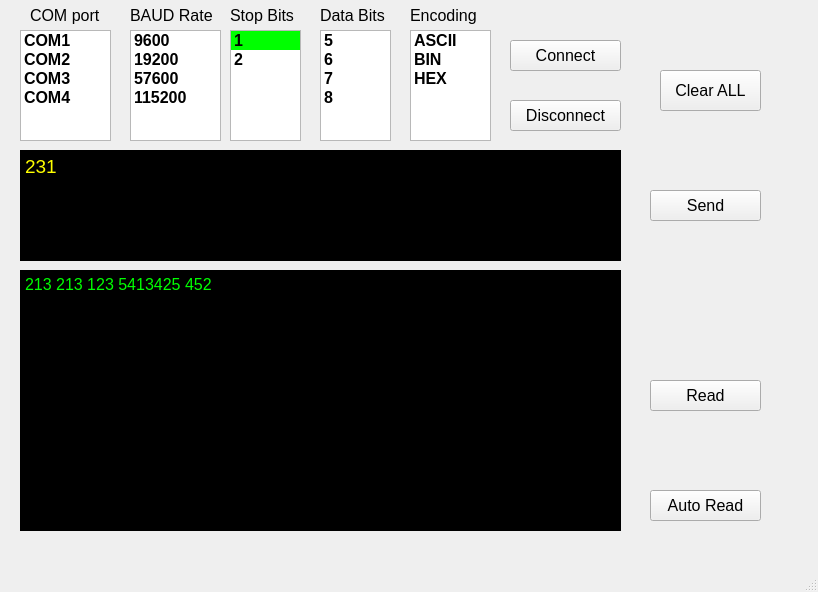
This is base.ui in sergey-png/milandr_COMPort as Qt 5 draws it before an edit. The edited form follows.
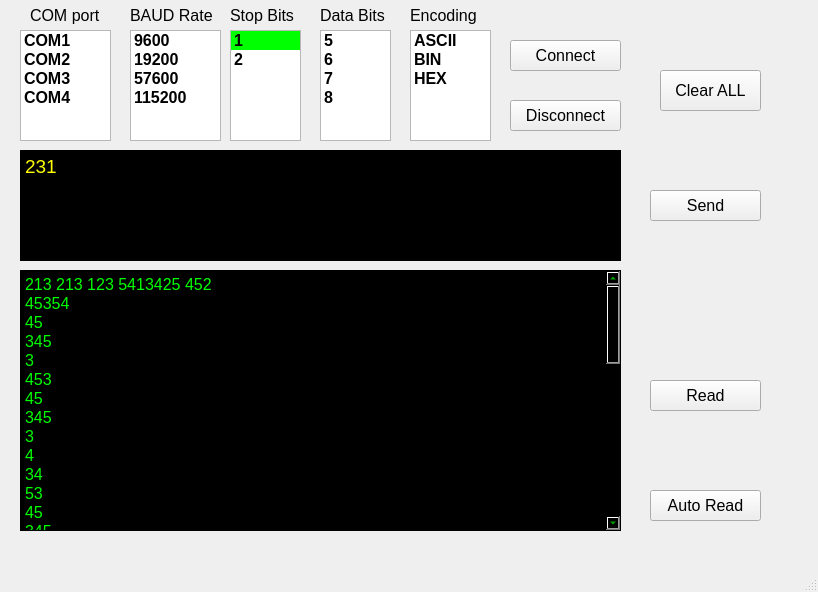
This is the edited form.

Diff of the .ui file:
```diff
--- a/base.ui
+++ b/base.ui
@@ -38,7 +38,44 @@
 p, li { white-space: pre-wrap; }
 &lt;/style&gt;&lt;/head&gt;&lt;body style=&quot; font-family:'MS Shell Dlg 2'; font-size:8.25pt; font-weight:400; font-style:normal;&quot;&gt;
 &lt;p style=&quot; margin-top:0px; margin-bottom:0px; margin-left:0px; margin-right:0px; -qt-block-indent:0; text-indent:0px;&quot;&gt;&lt;span style=&quot; font-size:12pt;&quot;&gt;213 213 123 5413425 452&lt;/span&gt;&lt;/p&gt;
-&lt;p style=&quot;-qt-paragraph-type:empty; margin-top:0px; margin-bottom:0px; margin-left:0px; margin-right:0px; -qt-block-indent:0; text-indent:0px; font-size:12pt;&quot;&gt;&lt;br /&gt;&lt;/p&gt;&lt;/body&gt;&lt;/html&gt;</string>
+&lt;p style=&quot; margin-top:0px; margin-bottom:0px; margin-left:0px; margin-right:0px; -qt-block-indent:0; text-indent:0px;&quot;&gt;&lt;span style=&quot; font-size:12pt;&quot;&gt;45354&lt;/span&gt;&lt;/p&gt;
+&lt;p style=&quot; margin-top:0px; margin-bottom:0px; margin-left:0px; margin-right:0px; -qt-block-indent:0; text-indent:0px;&quot;&gt;&lt;span style=&quot; font-size:12pt;&quot;&gt;45&lt;/span&gt;&lt;/p&gt;
+&lt;p style=&quot; margin-top:0px; margin-bottom:0px; margin-left:0px; margin-right:0px; -qt-block-indent:0; text-indent:0px;&quot;&gt;&lt;span style=&quot; font-size:12pt;&quot;&gt;345&lt;/span&gt;&lt;/p&gt;
+&lt;p style=&quot; margin-top:0px; margin-bottom:0px; margin-left:0px; margin-right:0px; -qt-block-indent:0; text-indent:0px;&quot;&gt;&lt;span style=&quot; font-size:12pt;&quot;&gt;3&lt;/span&gt;&lt;/p&gt;
+&lt;p style=&quot; margin-top:0px; margin-bottom:0px; margin-left:0px; margin-right:0px; -qt-block-indent:0; text-indent:0px;&quot;&gt;&lt;span style=&quot; font-size:12pt;&quot;&gt;453&lt;/span&gt;&lt;/p&gt;
+&lt;p style=&quot; margin-top:0px; margin-bottom:0px; margin-left:0px; margin-right:0px; -qt-block-indent:0; text-indent:0px;&quot;&gt;&lt;span style=&quot; font-size:12pt;&quot;&gt;45&lt;/span&gt;&lt;/p&gt;
+&lt;p style=&quot; margin-top:0px; margin-bottom:0px; margin-left:0px; margin-right:0px; -qt-block-indent:0; text-indent:0px;&quot;&gt;&lt;span style=&quot; font-size:12pt;&quot;&gt;345&lt;/span&gt;&lt;/p&gt;
+&lt;p style=&quot; margin-top:0px; margin-bottom:0px; margin-left:0px; margin-right:0px; -qt-block-indent:0; text-indent:0px;&quot;&gt;&lt;span style=&quot; font-size:12pt;&quot;&gt;3&lt;/span&gt;&lt;/p&gt;
+&lt;p style=&quot; margin-top:0px; margin-bottom:0px; margin-left:0px; margin-right:0px; -qt-block-indent:0; text-indent:0px;&quot;&gt;&lt;span style=&quot; font-size:12pt;&quot;&gt;4&lt;/span&gt;&lt;/p&gt;
+&lt;p style=&quot; margin-top:0px; margin-bottom:0px; margin-left:0px; margin-right:0px; -qt-block-indent:0; text-indent:0px;&quot;&gt;&lt;span style=&quot; font-size:12pt;&quot;&gt;34&lt;/span&gt;&lt;/p&gt;
+&lt;p style=&quot; margin-top:0px; margin-bottom:0px; margin-left:0px; margin-right:0px; -qt-block-indent:0; text-indent:0px;&quot;&gt;&lt;span style=&quot; font-size:12pt;&quot;&gt;53&lt;/span&gt;&lt;/p&gt;
+&lt;p style=&quot; margin-top:0px; margin-bottom:0px; margin-left:0px; margin-right:0px; -qt-block-indent:0; text-indent:0px;&quot;&gt;&lt;span style=&quot; font-size:12pt;&quot;&gt;45&lt;/span&gt;&lt;/p&gt;
+&lt;p style=&quot; margin-top:0px; margin-bottom:0px; margin-left:0px; margin-right:0px; -qt-block-indent:0; text-indent:0px;&quot;&gt;&lt;span style=&quot; font-size:12pt;&quot;&gt;345&lt;/span&gt;&lt;/p&gt;
+&lt;p style=&quot; margin-top:0px; margin-bottom:0px; margin-left:0px; margin-right:0px; -qt-block-indent:0; text-indent:0px;&quot;&gt;&lt;span style=&quot; font-size:12pt;&quot;&gt;3&lt;/span&gt;&lt;/p&gt;
+&lt;p style=&quot; margin-top:0px; margin-bottom:0px; margin-left:0px; margin-right:0px; -qt-block-indent:0; text-indent:0px;&quot;&gt;&lt;span style=&quot; font-size:12pt;&quot;&gt;45&lt;/span&gt;&lt;/p&gt;
+&lt;p style=&quot; margin-top:0px; margin-bottom:0px; margin-left:0px; margin-right:0px; -qt-block-indent:0; text-indent:0px;&quot;&gt;&lt;span style=&quot; font-size:12pt;&quot;&gt;345&lt;/span&gt;&lt;/p&gt;
+&lt;p style=&quot; margin-top:0px; margin-bottom:0px; margin-left:0px; margin-right:0px; -qt-block-indent:0; text-indent:0px;&quot;&gt;&lt;span style=&quot; font-size:12pt;&quot;&gt;3&lt;/span&gt;&lt;/p&gt;
+&lt;p style=&quot; margin-top:0px; margin-bottom:0px; margin-left:0px; margin-right:0px; -qt-block-indent:0; text-indent:0px;&quot;&gt;&lt;span style=&quot; font-size:12pt;&quot;&gt;45&lt;/span&gt;&lt;/p&gt;
+&lt;p style=&quot; margin-top:0px; margin-bottom:0px; margin-left:0px; margin-right:0px; -qt-block-indent:0; text-indent:0px;&quot;&gt;&lt;span style=&quot; font-size:12pt;&quot;&gt;3&lt;/span&gt;&lt;/p&gt;
+&lt;p style=&quot; margin-top:0px; margin-bottom:0px; margin-left:0px; margin-right:0px; -qt-block-indent:0; text-indent:0px;&quot;&gt;&lt;span style=&quot; font-size:12pt;&quot;&gt;453&lt;/span&gt;&lt;/p&gt;
+&lt;p style=&quot; margin-top:0px; margin-bottom:0px; margin-left:0px; margin-right:0px; -qt-block-indent:0; text-indent:0px;&quot;&gt;&lt;span style=&quot; font-size:12pt;&quot;&gt;45&lt;/span&gt;&lt;/p&gt;
+&lt;p style=&quot; margin-top:0px; margin-bottom:0px; margin-left:0px; margin-right:0px; -qt-block-indent:0; text-indent:0px;&quot;&gt;&lt;span style=&quot; font-size:12pt;&quot;&gt;345&lt;/span&gt;&lt;/p&gt;
+&lt;p style=&quot; margin-top:0px; margin-bottom:0px; margin-left:0px; margin-right:0px; -qt-block-indent:0; text-indent:0px;&quot;&gt;&lt;span style=&quot; font-size:12pt;&quot;&gt;3&lt;/span&gt;&lt;/p&gt;
+&lt;p style=&quot; margin-top:0px; margin-bottom:0px; margin-left:0px; margin-right:0px; -qt-block-indent:0; text-indent:0px;&quot;&gt;&lt;span style=&quot; font-size:12pt;&quot;&gt;45&lt;/span&gt;&lt;/p&gt;
+&lt;p style=&quot; margin-top:0px; margin-bottom:0px; margin-left:0px; margin-right:0px; -qt-block-indent:0; text-indent:0px;&quot;&gt;&lt;span style=&quot; font-size:12pt;&quot;&gt;34&lt;/span&gt;&lt;/p&gt;
+&lt;p style=&quot; margin-top:0px; margin-bottom:0px; margin-left:0px; margin-right:0px; -qt-block-indent:0; text-indent:0px;&quot;&gt;&lt;span style=&quot; font-size:12pt;&quot;&gt;53&lt;/span&gt;&lt;/p&gt;
+&lt;p style=&quot; margin-top:0px; margin-bottom:0px; margin-left:0px; margin-right:0px; -qt-block-indent:0; text-indent:0px;&quot;&gt;&lt;span style=&quot; font-size:12pt;&quot;&gt;453&lt;/span&gt;&lt;/p&gt;
+&lt;p style=&quot; margin-top:0px; margin-bottom:0px; margin-left:0px; margin-right:0px; -qt-block-indent:0; text-indent:0px;&quot;&gt;&lt;span style=&quot; font-size:12pt;&quot;&gt;45&lt;/span&gt;&lt;/p&gt;
+&lt;p style=&quot; margin-top:0px; margin-bottom:0px; margin-left:0px; margin-right:0px; -qt-block-indent:0; text-indent:0px;&quot;&gt;&lt;span style=&quot; font-size:12pt;&quot;&gt;3&lt;/span&gt;&lt;/p&gt;
+&lt;p style=&quot; margin-top:0px; margin-bottom:0px; margin-left:0px; margin-right:0px; -qt-block-indent:0; text-indent:0px;&quot;&gt;&lt;span style=&quot; font-size:12pt;&quot;&gt;453&lt;/span&gt;&lt;/p&gt;
+&lt;p style=&quot; margin-top:0px; margin-bottom:0px; margin-left:0px; margin-right:0px; -qt-block-indent:0; text-indent:0px;&quot;&gt;&lt;span style=&quot; font-size:12pt;&quot;&gt;45&lt;/span&gt;&lt;/p&gt;
+&lt;p style=&quot; margin-top:0px; margin-bottom:0px; margin-left:0px; margin-right:0px; -qt-block-indent:0; text-indent:0px;&quot;&gt;&lt;span style=&quot; font-size:12pt;&quot;&gt;345&lt;/span&gt;&lt;/p&gt;
+&lt;p style=&quot; margin-top:0px; margin-bottom:0px; margin-left:0px; margin-right:0px; -qt-block-indent:0; text-indent:0px;&quot;&gt;&lt;span style=&quot; font-size:12pt;&quot;&gt;3&lt;/span&gt;&lt;/p&gt;
+&lt;p style=&quot; margin-top:0px; margin-bottom:0px; margin-left:0px; margin-right:0px; -qt-block-indent:0; text-indent:0px;&quot;&gt;&lt;span style=&quot; font-size:12pt;&quot;&gt;45&lt;/span&gt;&lt;/p&gt;
+&lt;p style=&quot; margin-top:0px; margin-bottom:0px; margin-left:0px; margin-right:0px; -qt-block-indent:0; text-indent:0px;&quot;&gt;&lt;span style=&quot; font-size:12pt;&quot;&gt;3&lt;/span&gt;&lt;/p&gt;
+&lt;p style=&quot; margin-top:0px; margin-bottom:0px; margin-left:0px; margin-right:0px; -qt-block-indent:0; text-indent:0px;&quot;&gt;&lt;span style=&quot; font-size:12pt;&quot;&gt;453&lt;/span&gt;&lt;/p&gt;
+&lt;p style=&quot; margin-top:0px; margin-bottom:0px; margin-left:0px; margin-right:0px; -qt-block-indent:0; text-indent:0px;&quot;&gt;&lt;span style=&quot; font-size:12pt;&quot;&gt;45&lt;/span&gt;&lt;/p&gt;
+&lt;p style=&quot; margin-top:0px; margin-bottom:0px; margin-left:0px; margin-right:0px; -qt-block-indent:0; text-indent:0px;&quot;&gt;&lt;span style=&quot; font-size:12pt;&quot;&gt;3&lt;/span&gt;&lt;/p&gt;&lt;/body&gt;&lt;/html&gt;</string>
     </property>
    </widget>
    <widget class="QLabel" name="label">
```
